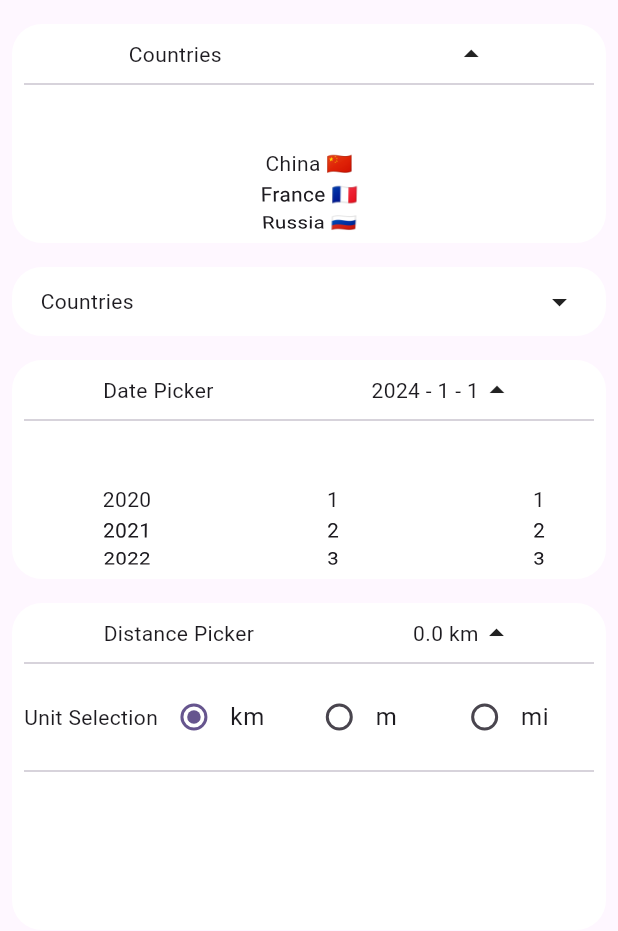
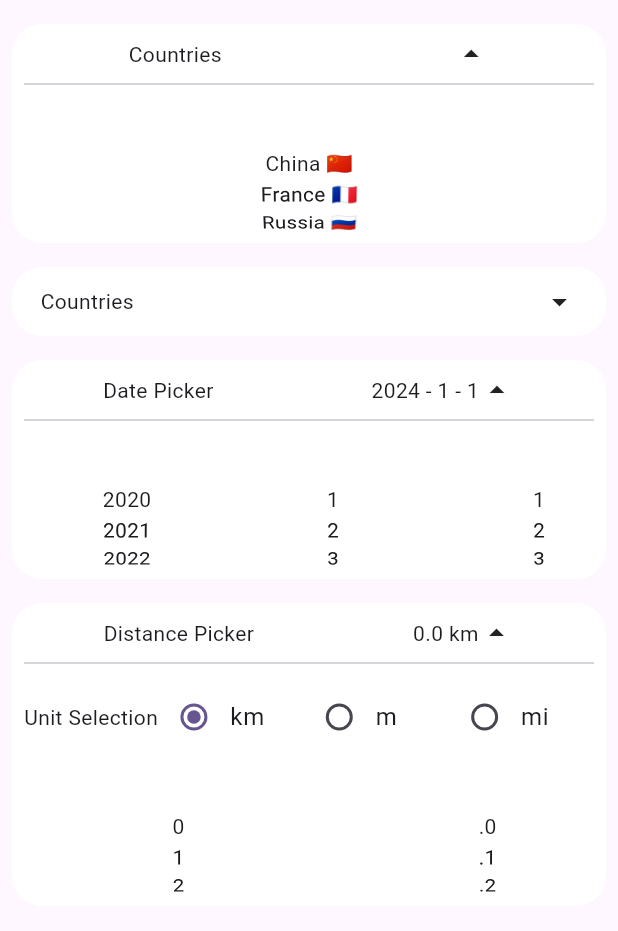
Before and after one commit to fanjin-z/dropdown_wheel_picker, a Flutter app: the screen it shows after launch, after a tap on "Countries", after a tap on "Date Picker", after a tap on "Distance Picker", on a phone screen of 412 x 824 dp. Shown: the top 931 px of the screen. Run offline on Flutter 3.47's test engine with Material 3 defaults, Android fonts, the phone set to English and light mode, and no system bars.

Commit message:
Impl distance scroller

```diff
--- a/lib/src/distance_picker.dart
+++ b/lib/src/distance_picker.dart
@@ -1,3 +1,4 @@
+import 'package:dropdown_wheel_picker/src/scroll_view.dart';
 import 'package:flutter/material.dart';
 
 class DropdownDistancePicker extends StatefulWidget {
@@ -111,8 +112,59 @@ class _DropdownDistancePickerState extends State<DropdownDistancePicker> {
                               })),
                     ),
                   ]),
-                  Divider(),
-                  SizedBox(height: 90)
+                  if (length.unit == 'km' || length.unit == 'mi')
+                    SizedBox(
+                      height: 90,
+                      child: ListView(
+                        scrollDirection: Axis.horizontal,
+                        children: [
+                          ItemScrollView(
+                              width: MediaQuery.of(context).size.width / 2,
+                              items:
+                                  List.generate(100, (index) => Text('$index')),
+                              onChanged: (index) {
+                                setState(() {
+                                  final whole = length.value.truncate();
+                                  final fraction = length.value - whole;
+                                  length.value = index + fraction;
+                                });
+                                if (widget.onChanged != null) {
+                                  widget.onChanged!(length);
+                                }
+                              }),
+                          ItemScrollView(
+                              width: MediaQuery.of(context).size.width / 2,
+                              items:
+                                  List.generate(10, (index) => Text('.$index')),
+                              onChanged: (index) {
+                                setState(() {
+                                  final whole = length.value.truncate();
+                                  length.value = whole + index * 0.1;
+                                });
+                                if (widget.onChanged != null) {
+                                  widget.onChanged!(length);
+                                }
+                              }),
+                        ],
+                      ),
+                    ),
+                  if (length.unit == 'm')
+                    SizedBox(
+                      height: 90,
+                      child: ItemScrollView(
+                        width: MediaQuery.of(context).size.width,
+                        items: List.generate(
+                            21, (index) => Text('${index * 100}')),
+                        onChanged: (index) {
+                          setState(() {
+                            length.value = index * 100;
+                          });
+                          if (widget.onChanged != null) {
+                            widget.onChanged!(length);
+                          }
+                        },
+                      ),
+                    )
                 ],
               )
           ],
```
